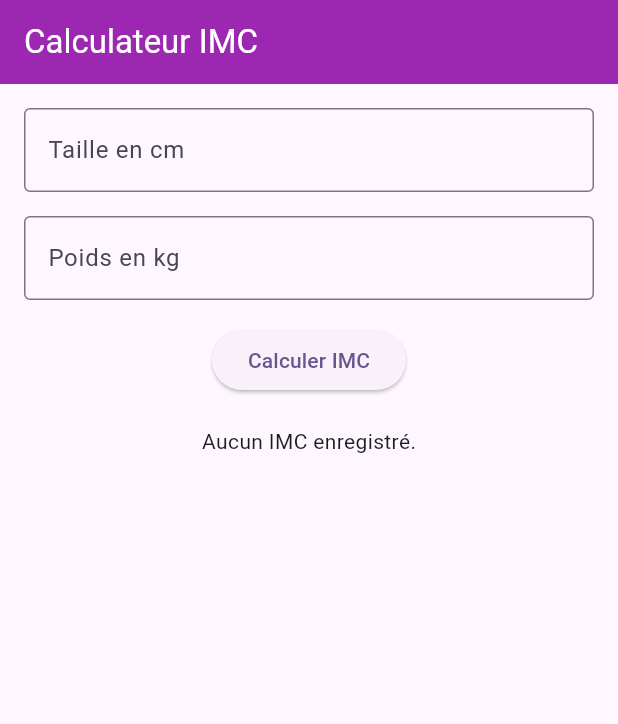
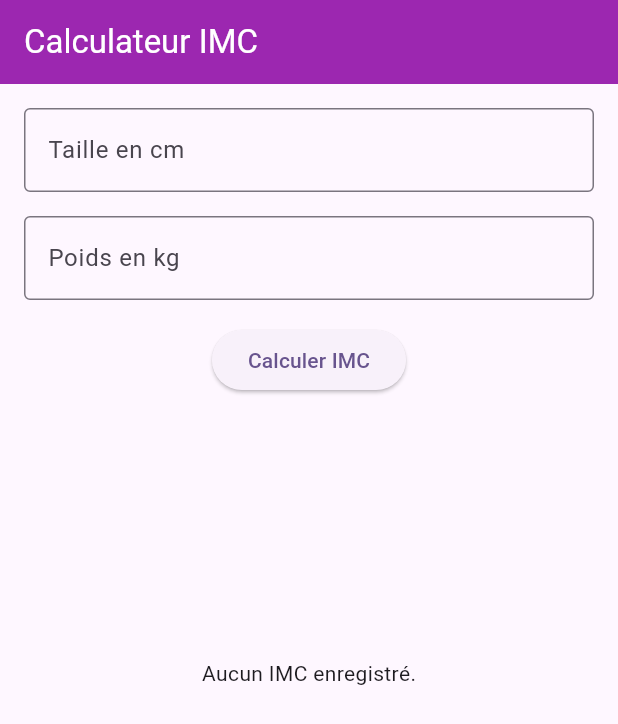
Before and after one commit to naelbenaissa/flutter_etu, a Flutter app: the screen it shows after launch, on a phone screen of 412 x 824 dp. Shown: the top 724 px of the screen. Run offline on Flutter 3.47's test engine with Material 3 defaults, Android fonts, the phone set to English and light mode, and no system bars; our stand-ins replace sqflite; accounts and stored records are empty.

Commit message:
IMC data fait

```diff
--- a/lib/views/home/home.dart
+++ b/lib/views/home/home.dart
@@ -162,7 +162,8 @@ class _HomeState extends State<Home> {
             ),
             const SizedBox(height: 20),
             SingleChildScrollView(
-              child: Expanded(
+              child: SizedBox(
+                height: MediaQuery.of(context).size.height * 0.4, // Taille fixe ou ajustée
                 child: FutureBuilder<List<Imc>>(
                   future: _imcList,
                   builder: (context, snapshot) {
@@ -170,8 +171,8 @@ class _HomeState extends State<Home> {
                       return const Center(child: CircularProgressIndicator());
                     } else if (snapshot.hasError) {
                       return const Center(
-                          child:
-                              Text('Erreur lors du chargement des données.'));
+                        child: Text('Erreur lors du chargement des données.'),
+                      );
                     } else if (!snapshot.hasData || snapshot.data!.isEmpty) {
                       return const Center(child: Text('Aucun IMC enregistré.'));
                     }
@@ -181,8 +182,8 @@ class _HomeState extends State<Home> {
                       itemCount: imcList.length,
                       itemBuilder: (context, index) {
                         final imc = imcList[index];
-                        final dateFormatted = DateFormat('dd MM yyyy').format(
-                            DateTime.parse(imc.date));
+                        final dateFormatted =
+                        DateFormat('dd MM yyyy').format(DateTime.parse(imc.date));
                         return ListTile(
                           title: Text('IMC : ${imc.imc.toStringAsFixed(2)}'),
                           subtitle: Text('Date : $dateFormatted'),
@@ -192,7 +193,7 @@ class _HomeState extends State<Home> {
                   },
                 ),
               ),
-            )
+            ),
           ],
         ),
       ),
```
